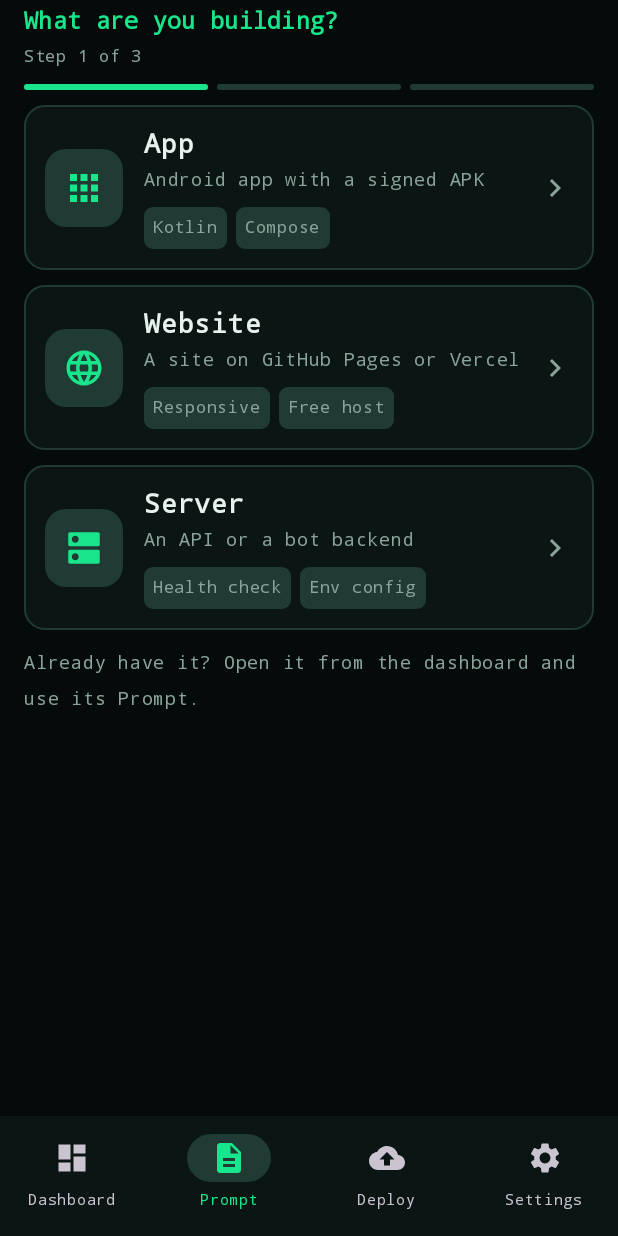
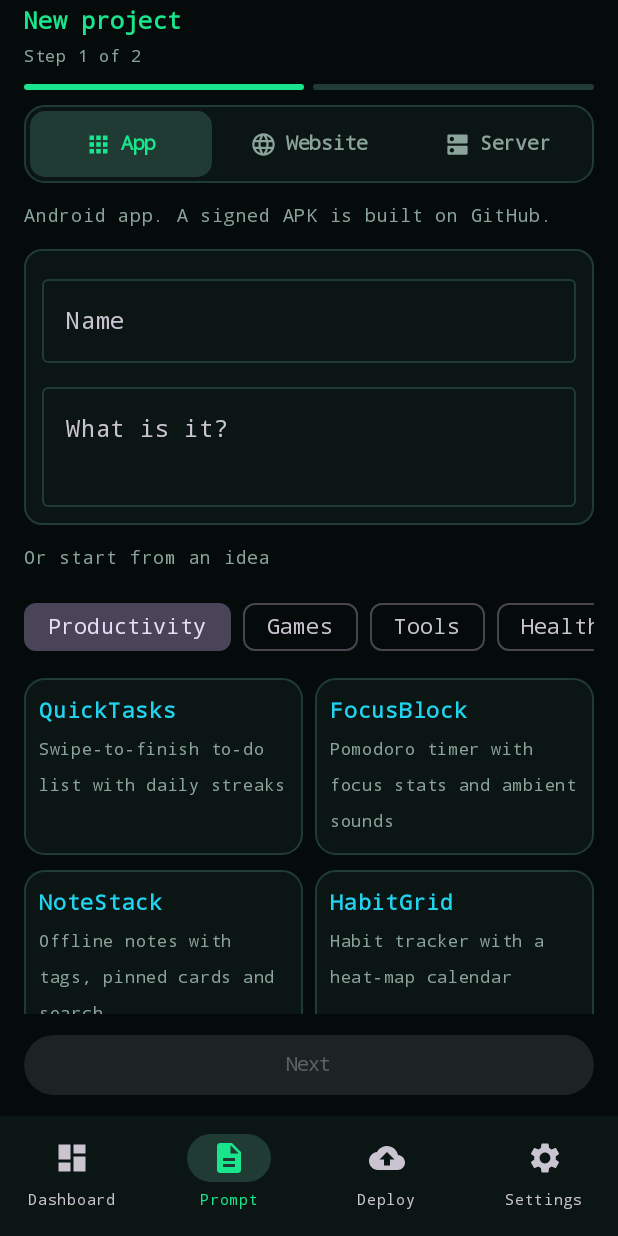
Before and after one commit to krishna000627-pixel/apphub, an Android app built with Jetpack Compose: the screen it shows after launch (MainActivity), item 2 of the bottom bar chosen, on a phone screen of 412 x 824 dp. Run offline under Robolectric (Android 15) with nearby library versions, the phone set to English and light mode, and no system bars; our stand-ins replace Room's generated code; pictures from the network do not load; 21 statements that could not run were skipped.

Commit message:
v68: update from App Hub

```diff
--- a/app/build.gradle.kts
+++ b/app/build.gradle.kts
@@ -25,7 +25,7 @@ android {
     defaultConfig {
         applicationId = "com.krishna.apphub"
         minSdk = 26; targetSdk = 35
-        versionCode = 66; versionName = "66.0"
+        versionCode = 68; versionName = "68.0"
         buildConfigField("String", "APPHUB_CLIENT_SECRET", "\"${project.findProperty("APPHUB_CLIENT_SECRET") ?: ""}\"")
         buildConfigField("String", "APPHUB_CLIENT_ID", "\"${project.findProperty("APPHUB_CLIENT_ID") ?: "Ov23lid24TxTmpt2GX9e"}\"")
     }
--- a/app/src/main/java/com/krishna/apphub/Files.kt
+++ b/app/src/main/java/com/krishna/apphub/Files.kt
@@ -206,7 +206,7 @@ private fun highlight(line: String, q: String) = buildAnnotatedString {
 
 /** v31: one repo file as its own page: path, size, line count, line numbers, in-file search, copy, open on GitHub, delete. Images are shown as images. */
 @Composable fun FileViewerScreen(vm: HubVM, nav: NavHostController, id: Long, path: String) {
-    val p = vm.projects.collectAsState().value.firstOrNull { it.id == id } ?: return
+    val p = projectOrHome(vm, nav, id) ?: return
     val ctx = LocalContext.current
     val name = path.substringAfterLast('/')
     var blob by remember(path) { mutableStateOf<GitHub.Blob?>(null) }
@@ -291,7 +291,7 @@ private fun highlight(line: String, q: String) = buildAnnotatedString {
 
 /** Folder browser on its own page. Back goes up one folder (or clears the search) before leaving the page. */
 @Composable fun FilesScreen(vm: HubVM, nav: NavHostController, id: Long) {
-    val p = vm.projects.collectAsState().value.firstOrNull { it.id == id } ?: return
+    val p = projectOrHome(vm, nav, id) ?: return
     var fq by remember(id) { mutableStateOf("") }
     var delPath by remember(id) { mutableStateOf<String?>(null) }
     var dir by remember(id) { mutableStateOf("") }
--- a/app/src/main/java/com/krishna/apphub/Info.kt
+++ b/app/src/main/java/com/krishna/apphub/Info.kt
@@ -59,7 +59,7 @@ private class IR(val k: String, val v: String, val c: Color = Color.Unspecified,
 
 /** v34: everything about the app on one page (opened by tapping the overview box). v37: hero card, grouped cards, tap to copy. */
 @Composable fun InfoScreen(vm: HubVM, nav: NavHostController, id: Long) {
-    val p = vm.projects.collectAsState().value.firstOrNull { it.id == id } ?: return
+    val p = projectOrHome(vm, nav, id) ?: return
     val ctx = LocalContext.current
     LaunchedEffect(id) { vm.checkInstalls(); vm.loadDetails(p) }
     val i = vm.infos[id]
--- a/app/src/main/java/com/krishna/apphub/PromptPages.kt
+++ b/app/src/main/java/com/krishna/apphub/PromptPages.kt
@@ -26,6 +26,7 @@ import androidx.compose.runtime.saveable.rememberSaveable
 import androidx.compose.ui.Alignment
 import androidx.compose.ui.Modifier
 import androidx.compose.ui.draw.clip
+import androidx.compose.ui.graphics.Color
 import androidx.compose.ui.graphics.vector.ImageVector
 import androidx.compose.ui.text.font.FontWeight
 import androidx.compose.ui.unit.dp
@@ -40,7 +41,7 @@ import androidx.navigation.NavHostController
 
 /** A project's own prompt page: pick a task, write what you want, copy. The stack is the project's own (change it in its Settings). */
 @Composable fun AppPromptScreen(vm: HubVM, nav: NavHostController, id: Long) {
-    val p = vm.projects.collectAsState().value.firstOrNull { it.id == id } ?: return
+    val p = projectOrHome(vm, nav, id) ?: return
     val tasks = Prompts.appTasks(p.kind)
     var task by rememberSaveable(id) { mutableStateOf(if (vm.task in tasks) vm.task else tasks.first()) }
     var note by rememberSaveable(id, task) { mutableStateOf("") }
@@ -59,7 +60,7 @@ import androidx.navigation.NavHostController
             if (task == "Fix error") Mono(if (err.isBlank()) "No build error on record." else "Build error included (${err.lines().count { it.isNotBlank() }} lines)", color = Muted)
             Row(verticalAlignment = Alignment.CenterVertically) {
                 HubSwitch(deliver, { deliver = it; vm.prefs.promptDeliver = it })
-                Text("  Zip name and version rules", fontSize = 12.sp)
+                Text("  Zip name, version and whatsnew.txt", fontSize = 12.sp)
             }
         }
         BigButton("Copy prompt", Icons.Default.ContentCopy) {
@@ -75,21 +76,18 @@ private val CardShape = RoundedCornerShape(14.dp)
 @Composable private fun Tag(text: String) =
     Text(text, fontSize = 11.sp, color = Muted, modifier = Modifier.background(Line, RoundedCornerShape(6.dp)).padding(horizontal = 6.dp, vertical = 2.dp))
 
-/** Page 1: a big tappable card per project type. */
-@Composable private fun KindCard(icon: ImageVector, title: String, sub: String, tags: List<String>, onClick: () -> Unit) =
-    Row(Modifier.fillMaxWidth().background(Surf, CardShape).border(1.dp, Line, CardShape).clip(CardShape).clickable(onClick = onClick).padding(14.dp),
-        verticalAlignment = Alignment.CenterVertically) {
-        Box(Modifier.size(52.dp).background(Line, RoundedCornerShape(14.dp)), contentAlignment = Alignment.Center) {
-            Icon(icon, null, tint = Green, modifier = Modifier.size(28.dp))
+/** Top of page 1: App / Website / Server as one segmented control (no page of its own). */
+@Composable private fun TypeSegments(kind: ProjectType, onPick: (ProjectType) -> Unit) =
+    Row(Modifier.fillMaxWidth().background(Surf, CardShape).border(1.dp, Line, CardShape).padding(4.dp), horizontalArrangement = Arrangement.spacedBy(4.dp)) {
+        listOf(ProjectType.APP to Icons.Default.Apps, ProjectType.WEBSITE to Icons.Default.Language, ProjectType.SERVER to Icons.Default.Dns).forEach { (t, ic) ->
+            val sel = kind == t
+            Row(Modifier.weight(1f).height(44.dp).background(if (sel) Line else Color.Transparent, RoundedCornerShape(10.dp)).clip(RoundedCornerShape(10.dp)).clickable { onPick(t) },
+                horizontalArrangement = Arrangement.Center, verticalAlignment = Alignment.CenterVertically) {
+                Icon(ic, null, Modifier.size(18.dp), tint = if (sel) Green else Muted)
+                Spacer(Modifier.width(6.dp))
+                Text(t.label, fontWeight = FontWeight.Bold, fontSize = 13.sp, color = if (sel) Green else Muted)
+            }
         }
-        Spacer(Modifier.width(14.dp))
-        Column(Modifier.weight(1f)) {
-            Text(title, fontSize = 18.sp, fontWeight = FontWeight.Bold)
-            Text(sub, fontSize = 12.sp, color = Muted)
-            Spacer(Modifier.height(6.dp))
-            Row(horizontalArrangement = Arrangement.spacedBy(6.dp)) { tags.forEach { Tag(it) } }
-        }
-        Icon(Icons.Default.ChevronRight, null, tint = Muted)
     }
 
 /** Page 2: an idea card (two per row). The chosen one gets a green border. */
@@ -139,7 +137,7 @@ private fun hostNote(h: String) = when (h) {
     else -> ""
 }
 
-/** Prompt Maker: a NEW app, website or server, one page at a time. The action bar stays at the bottom, pages slide. */
+/** Prompt Maker: a NEW app, website or server. Page 1 = type + idea, page 2 = setup (website / server), last = ready. */
 @Composable fun NewProjectScreen(vm: HubVM, nav: NavHostController) {
     var step by rememberSaveable { mutableIntStateOf(0) }
     var kindName by rememberSaveable { mutableStateOf("APP") }
@@ -155,14 +153,15 @@ private fun hostNote(h: String) = when (h) {
     val hosts = Prompts.hostsFor(kind)
     val curStack = if (stack in stacks) stack else stacks.firstOrNull().orEmpty()
     val curHost = if (host in hosts) host else hosts.firstOrNull().orEmpty()
-    fun next() { step = if (step == 1 && app) 3 else step + 1 }
-    fun back() { step = if (step == 3 && app) 1 else step - 1 }
+    fun ideasOf(k: ProjectType) = when (k) { ProjectType.APP -> Ideas.list.values.flatten(); ProjectType.WEBSITE -> Ideas.web; ProjectType.SERVER -> Ideas.server }
+    fun next() { step = if (step == 0 && app) 2 else step + 1 }
+    fun back() { step = if (step == 2 && app) 0 else step - 1 }
     BackHandler(step > 0) { back() }
     LaunchedEffect(step) { copied = false }
-    val total = if (app) 3 else 4
-    val pos = when (step) { 0 -> 1; 1 -> 2; 2 -> 3; else -> total }
-    val title = listOf("What are you building?", "Your idea", "Setup", "Ready")[step]
-    val canNext = step != 1 || (name.isNotBlank() && pitch.isNotBlank())
+    val total = if (app) 2 else 3
+    val pos = if (step == 0) 1 else if (step == 1) 2 else total
+    val title = listOf("New project", "Setup", "Ready")[step]
+    val canNext = step != 0 || (name.isNotBlank() && pitch.isNotBlank())
     Column(Modifier.fillMaxSize().padding(horizontal = 16.dp)) {
         Row(Modifier.fillMaxWidth().padding(top = 2.dp, bottom = 6.dp), verticalAlignment = Alignment.CenterVertically) {
             if (step > 0) IconButton({ back() }, Modifier.size(40.dp)) { Icon(Icons.Default.ArrowBack, null) }
@@ -181,12 +180,18 @@ private fun hostNote(h: String) = when (h) {
             Column(Modifier.fillMaxSize().verticalScroll(rememberScrollState()), verticalArrangement = Arrangement.spacedBy(10.dp)) {
                 when (s) {
                     0 -> {
-                        KindCard(Icons.Default.Apps, "App", "Android app with a signed APK", listOf("Kotlin", "Compose")) { kindName = "APP"; step = 1 }
-                        KindCard(Icons.Default.Language, "Website", "A site on GitHub Pages or Vercel", listOf("Responsive", "Free host")) { kindName = "WEBSITE"; step = 1 }
-                        KindCard(Icons.Default.Dns, "Server", "An API or a bot backend", listOf("Health check", "Env config")) { kindName = "SERVER"; step = 1 }
-                        Text("Already have it? Open it from the dashboard and use its Prompt.", fontSize = 12.sp, color = Muted)
-                    }
-                    1 -> {
+                        TypeSegments(kind) { t ->
+                            if (t != kind) {
+                                // a name and idea taken from the old type's list are dropped, your own text stays
+                                if (ideasOf(kind).any { it.first == name && it.second == pitch }) { name = ""; pitch = "" }
+                                kindName = t.name; stack = ""; host = ""
+                            }
+                        }
+                        Text(when (kind) {
+                            ProjectType.APP -> "Android app. A signed APK is built on GitHub."
+                            ProjectType.WEBSITE -> "A site on GitHub Pages or Vercel."
+                            ProjectType.SERVER -> "An API or a bot backend with a health check."
+                        }, fontSize = 12.sp, color = Muted)
                         Panel {
                             OutlinedTextField(name, { name = it }, Modifier.fillMaxWidth(), singleLine = true, label = { Text("Name") })
                             Spacer(Modifier.height(8.dp))
@@ -196,7 +201,7 @@ private fun hostNote(h: String) = when (h) {
                         if (app) Row(Modifier.horizontalScroll(rememberScrollState()), horizontalArrangement = Arrangement.spacedBy(8.dp)) {
                             Ideas.cats.forEach { c -> FilterChip(cat == c, { cat = c }, { Text(c) }) }
                         }
-                        val ideas = when (kind) { ProjectType.APP -> Ideas.list[cat].orEmpty(); ProjectType.WEBSITE -> Ideas.web; ProjectType.SERVER -> Ideas.server }
+                        val ideas = if (app) Ideas.list[cat].orEmpty() else ideasOf(kind)
                         ideas.chunked(2).forEach { pair ->
                             Row(Modifier.fillMaxWidth().height(IntrinsicSize.Min), horizontalArrangement = Arrangement.spacedBy(8.dp)) {
                                 pair.forEach { (n, d) -> IdeaCard(n, d, name == n && pitch == d, Modifier.weight(1f)) { name = n; pitch = d } }
@@ -208,7 +213,7 @@ private fun hostNote(h: String) = when (h) {
                             Text("Not sure? Copy a prompt for 8 ideas", color = Cyan, fontSize = 13.sp)
                         }
                     }
-                    2 -> {
+                    1 -> {
                         Text("Stack", color = Muted, fontSize = 12.sp)
                         stacks.forEach { OptionCard(it, stackNote(it), curStack == it) { stack = it } }
                         Spacer(Modifier.height(4.dp))
@@ -228,16 +233,16 @@ private fun hostNote(h: String) = when (h) {
                         Text("Next", color = Muted, fontSize = 12.sp)
                         NextStep(1, "Copy the prompt")
                         NextStep(2, "Send it to Claude and answer its questions")
-                        NextStep(3, "Come back with the zip and set up the project")
+                        NextStep(3, "Set up the project here, then give App Hub the zip")
                         TextButton({ step = 0; name = ""; pitch = ""; stack = ""; host = "" }) { Text("Start over", color = Muted) }
                     }
                 }
                 Spacer(Modifier.height(8.dp))
             }
         }
-        if (step > 0) Row(Modifier.fillMaxWidth().padding(vertical = 10.dp), horizontalArrangement = Arrangement.spacedBy(8.dp)) {
-            val green = ButtonDefaults.buttonColors(containerColor = Green, contentColor = androidx.compose.ui.graphics.Color.Black)
-            if (step == 3) {
+        Row(Modifier.fillMaxWidth().padding(vertical = 10.dp), horizontalArrangement = Arrangement.spacedBy(8.dp)) {
+            val green = ButtonDefaults.buttonColors(containerColor = Green, contentColor = Color.Black)
+            if (step == 2) {   // the ready page is always step 2 (an app skips step 1)
                 Button({
                     vm.copy(if (app) Prompts.buildPrompt(name.trim(), pitch.trim()) else Prompts.newProject(kind, name.trim(), pitch.trim(), curStack, curHost), quiet = true)
                     copied = true
@@ -245,9 +250,9 @@ private fun hostNote(h: String) = when (h) {
                     Icon(if (copied) Icons.Default.Check else Icons.Default.ContentCopy, null, Modifier.size(18.dp)); Spacer(Modifier.width(6.dp))
                     BtnText(if (copied) "Copied" else "Copy prompt")
                 }
-                OutlinedButton({ nav.navigate("add") }, Modifier.weight(1f)) { BtnText("Set up") }
+                OutlinedButton({ vm.draftName = name.trim(); vm.draftType = kind; nav.navigate("add") }, Modifier.weight(1f)) { BtnText("Set up") }
             } else {
-                OutlinedButton({ back() }, Modifier.weight(1f)) { BtnText("Back") }
+                if (step > 0) OutlinedButton({ back() }, Modifier.weight(1f)) { BtnText("Back") }
                 Button({ next() }, Modifier.weight(2f), enabled = canNext, colors = green) { BtnText("Next") }
             }
         }
--- a/app/src/main/java/com/krishna/apphub/Screens.kt
+++ b/app/src/main/java/com/krishna/apphub/Screens.kt
@@ -183,7 +183,7 @@ fun goDeploy(vm: HubVM, nav: NavHostController, p: Project) {
     }
     // contentWindowInsets = 0 so the status bar inset is applied exactly once (statusBarsPadding below)
     // v63/v64: the project pages (project, builds, releases, settings, info, files, file, env, install) are sub pages with a back arrow, so the app bar is hidden there
-    val onProject = route != null && listOf("detail/", "builds/", "releases/", "psettings/", "aprompt/", "info/", "files/", "file/", "env/", "install/").any { route.startsWith(it) }
+    val onProject = route != null && listOf("about", "whatsnew/", "detail/", "builds/", "releases/", "psettings/", "aprompt/", "info/", "files/", "file/", "env/", "install/").any { route.startsWith(it) }
     Scaffold(containerColor = Bg, contentWindowInsets = WindowInsets(0, 0, 0, 0), bottomBar = {
         if (!onProject) NavigationBar(containerColor = Surf) {
             tabs.forEach { (r, l, i) ->
@@ -201,6 +201,10 @@ fun goDeploy(vm: HubVM, nav: NavHostController, p: Project) {
             composable("deploy") { DeployScreen(vm, nav) }
             composable("settings") { SettingsScreen(vm, nav) }
             composable("about") { AboutScreen(vm, nav) }
+            composable("about/new") { AboutNewScreen(nav) }   // v68: About is a hub with sub pages, like a project
+            composable("about/crash") { AboutCrashScreen(vm, nav) }
+            composable("about/help") { AboutHelpScreen(nav) }
+            composable("whatsnew/{id}", listOf(navArgument("id") { type = NavType.LongType })) { WhatsNewScreen(vm, nav, it.arguments!!.getLong("id")) }
             composable("file/{id}?path={path}", listOf(navArgument("id") { type = NavType.LongType }, navArgument("path") { type = NavType.StringType; defaultValue = "" })) {
                 FileViewerScreen(vm, nav, it.arguments!!.getLong("id"), it.arguments?.getString("path").orEmpty())
             }
@@ -504,6 +508,7 @@ fun goDeploy(vm: HubVM, nav: NavHostController, p: Project) {
     var note by remember { mutableStateOf("") }
     LaunchedEffect(p?.id) { vm.scanZips(ctx) }
     val pick = rememberLauncherForActivityResult(ActivityResultContracts.OpenDocument()) { uri -> if (uri != null) vm.pickZip(ctx, uri) }
+    LaunchedEffect(vm.askZip) { if (vm.askZip) { vm.askZip = false; pick.launch(arrayOf("application/zip", "application/x-zip-compressed", "application/octet-stream")) } }
     val pack = vm.zipPack
     var target by remember { mutableStateOf<Project?>(null) }   // set when the zip name does not match the selected project
     var older by remember { mutableStateOf<Project?>(null) }    // v28: set when the zip is not newer than what is on GitHub
@@ -536,6 +541,7 @@ fun goDeploy(vm: HubVM, nav: NavHostController, p: Project) {
                 Mono("version : ${pack.version.ifBlank { "-" }}")
                 Mono("files   : ${pack.entries.size}  (skipped ${pack.skipped})")
                 Mono("size    : ${"%.1f".format(pack.bytes / 1048576.0)} MB")
+                if (pack.whatsNew.isNotBlank()) Mono("whatsnew: found, kept in the log (not pushed)", color = Green)
                 if (p != null && !vm.nameMatches(p, pack.name)) Text("⚠ This zip name doesn't match ${p.name}", color = Amber, fontSize = 12.sp)
                 if (pack.findings.isNotEmpty()) Text("⚠ ${pack.findings.size} possible secret(s) in this zip. You are asked before the push.", color = Amber, fontSize = 12.sp)
             }
@@ -640,7 +646,7 @@ private fun openApp(ctx: android.content.Context, vm: HubVM, p: Project) {
 }
 
 @Composable fun InstallScreen(vm: HubVM, nav: NavHostController, id: Long) {
-    val p = vm.projects.collectAsState().value.firstOrNull { it.id == id } ?: return
+    val p = projectOrHome(vm, nav, id) ?: return
     val ctx = LocalContext.current
     var checked by remember { mutableStateOf(false) }
     // live: the app-wide 3 s sync keeps the release current; this makes the first answer immediate
@@ -970,10 +976,10 @@ fun fmtBytes(b: Long): String = if (b < 1_048_576L) "${b / 1024} KB" else "%.1f
     // Nothing is filled in for you. Only an app name you carried over from the idea picker is kept.
     var name by remember { mutableStateOf(vm.draftName) }; var repo by remember { mutableStateOf("") }
     var pkg by remember { mutableStateOf("") }; var ver by remember { mutableStateOf("") }
-    var type by remember { mutableStateOf(ProjectType.APP) }; var url by remember { mutableStateOf("") }   // v38: what kind of project (v39: may come from the Prompt Maker)
+    var type by remember { mutableStateOf(vm.draftType) }; var url by remember { mutableStateOf("") }   // v38: what kind of project (v39: may come from the Prompt Maker)
     var host by remember { mutableStateOf("") }; var db by remember { mutableStateOf(false) }   // v55: server: Host on (vercel | render) and Database (Supabase)
     var target by remember { mutableStateOf("") }   // v52: Deploy to: "", vercel, render or supabase (kept only while its account is connected)
-    LaunchedEffect(Unit) { vm.draftName = "" }
+    LaunchedEffect(Unit) { vm.draftName = ""; vm.draftType = ProjectType.APP }
     // v40: the three switches keep the position you left them in (saved on tap); Vercel stays off until you turn it on
     var create by remember { mutableStateOf(vm.prefs.setupCreate) }; var keys by remember { mutableStateOf(vm.prefs.setupKeys) }
     // v44: a switch only counts while its account is connected (the saved position is kept for when you log in)
@@ -981,6 +987,15 @@ fun fmtBytes(b: Long): String = if (b < 1_048_576L) "${b / 1024} KB" else "%.1f
     val createUsable = create && githubUsable
     Column(Modifier.fillMaxSize().padding(horizontal = 16.dp).verticalScroll(rememberScrollState()), verticalArrangement = Arrangement.spacedBy(8.dp)) {
         Header("Setup project", nav)
+        // v67: after Setup, ask for the zip right away (Deploy opens the picker)
+        vm.setupDoneId?.let { sid ->
+            val sp = vm.projects.collectAsState().value.firstOrNull { it.id == sid }
+            AlertDialog(onDismissRequest = { vm.setupDoneId = null },
+                title = { Text("Project added") },
+                text = { Text("Now give App Hub your zip${sp?.let { " (${Commands.fileBase(it)}_${Commands.bump(it.version)}.zip)" } ?: ""}. It pushes it to GitHub and builds it.") },
+                confirmButton = { TextButton({ vm.selId = sid; vm.askZip = true; vm.setupDoneId = null; nav.navigate("deploy") { popUpTo("dash"); launchSingleTop = true } }) { Text("Choose zip", color = Green) } },
+                dismissButton = { TextButton({ vm.setupDoneId = null }) { Text("Later") } })
+        }
         // v52: "Deploy to" replaces "Import from" (existing repos are still added from Accounts > Open ...)
         val toAccounts = { nav.navigate("accounts") { launchSingleTop = true }; Unit }
         val targets = listOf(Triple("GitHub Pages", "pages", githubUsable),
@@ -1037,7 +1052,7 @@ fun fmtBytes(b: Long): String = if (b < 1_048_576L) "${b / 1024} KB" else "%.1f
         if (type == ProjectType.APP) OutlinedTextField(pkg, { pkg = it }, label = { Text("Package name (optional)") }, placeholder = { Text("found automatically if left empty") }, singleLine = true, modifier = Modifier.fillMaxWidth())
         else OutlinedTextField(url, { url = it }, label = { Text(if (type == ProjectType.WEBSITE) "Live URL (optional)" else "Endpoint URL (optional)") },
             placeholder = { Text(if (type == ProjectType.WEBSITE) "found automatically for GitHub Pages" else "https://api.example.com/health") }, singleLine = true, modifier = Modifier.fillMaxWidth())
-        OutlinedTextField(ver, { ver = it }, label = { Text("Version (optional)") }, placeholder = { Text("v1") }, singleLine = true, modifier = Modifier.fillMaxWidth())
+        OutlinedTextField(ver, { ver = it }, label = { Text("Version (optional)") }, placeholder = { Text(if (createUsable) "v0 (nothing pushed yet)" else "v1") }, singleLine = true, modifier = Modifier.fillMaxWidth())
         // v61: back to the old way: the new repo is always private. Change it later in the app's Settings > Repository.
         ConnRow(Icons.Default.Code, "Create GitHub repo (private)",
             if (githubUsable) "Logged in as ${vm.login}" else if (vm.login.isNotBlank()) "Session expired. Tap to log in again" else "Not logged in. Tap to log in",
@@ -1048,7 +1063,7 @@ fun fmtBytes(b: Long): String = if (b < 1_048_576L) "${b / 1024} KB" else "%.1f
         else Text(if (type == ProjectType.WEBSITE) "Your zip needs its own .github/workflows deploy. The status shows Deployed when that run passes."
             else "Your zip needs its own .github/workflows deploy. The status shows Running once the endpoint answers.", fontSize = 12.sp, color = Muted)
         BigButton("Create project", Icons.Default.PlayArrow) {
-            if (name.isNotBlank() && repo.isNotBlank()) vm.setup(name.trim(), repo.trim(), pkg.trim(), ver.trim().ifBlank { "v1" }, createUsable, keys && type == ProjectType.APP, type, url,
+            if (name.isNotBlank() && repo.isNotBlank()) vm.setup(name.trim(), repo.trim(), pkg.trim(), ver.trim().ifBlank { if (createUsable) "v0" else "v1" }, createUsable, keys && type == ProjectType.APP, type, url,
                 when (type) {
                     ProjectType.WEBSITE -> if (targets.none { it.second == target && it.third }) "" else target
                     ProjectType.SERVER -> if ((host == "vercel" && vm.vercelUser.isNotBlank()) || (host == "render" && vm.renderUser.isNotBlank())) host else ""
@@ -1156,7 +1171,7 @@ fun fmtBytes(b: Long): String = if (b < 1_048_576L) "${b / 1024} KB" else "%.1f
 /** v42: environment variables of a Vercel project. Names are listed, values are write-only and never stored in App Hub. */
 @Composable fun EnvScreen(vm: HubVM, nav: NavHostController, id: Long) {
     val ps by vm.projects.collectAsState()
-    val p = ps.firstOrNull { it.id == id }
+    val p = projectOrHome(vm, nav, id)
     var key by remember { mutableStateOf("") }
     var value by remember { mutableStateOf("") }
     var del by remember { mutableStateOf<Vercel.Env?>(null) }
```
Also changed, not shown: app/src/main/java/com/krishna/apphub/About.kt (+46 -16 lines), app/src/main/java/com/krishna/apphub/Commands.kt (+8 -4 lines), app/src/main/java/com/krishna/apphub/Data.kt (+17 -0 lines), app/src/main/java/com/krishna/apphub/GitHub.kt (+9 -0 lines), app/src/main/java/com/krishna/apphub/HubVM.kt (+31 -1 lines), app/src/main/java/com/krishna/apphub/ProjectPage.kt (+55 -6 lines), app/src/main/java/com/krishna/apphub/Zip.kt (+6 -3 lines), 1 other file.
